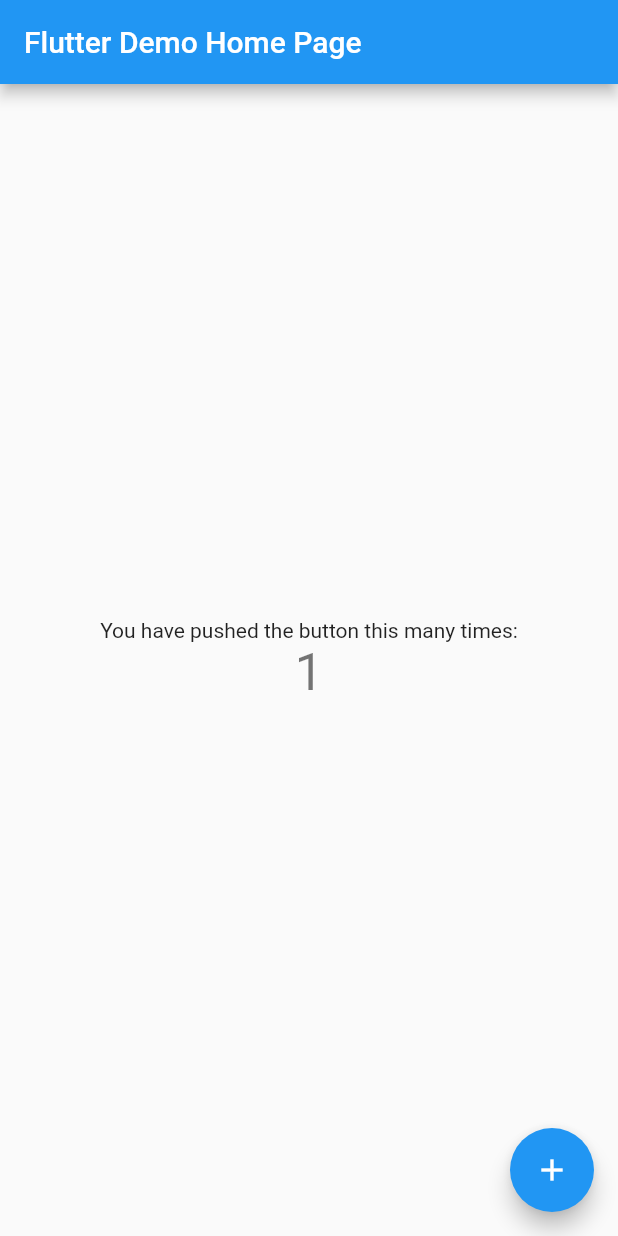
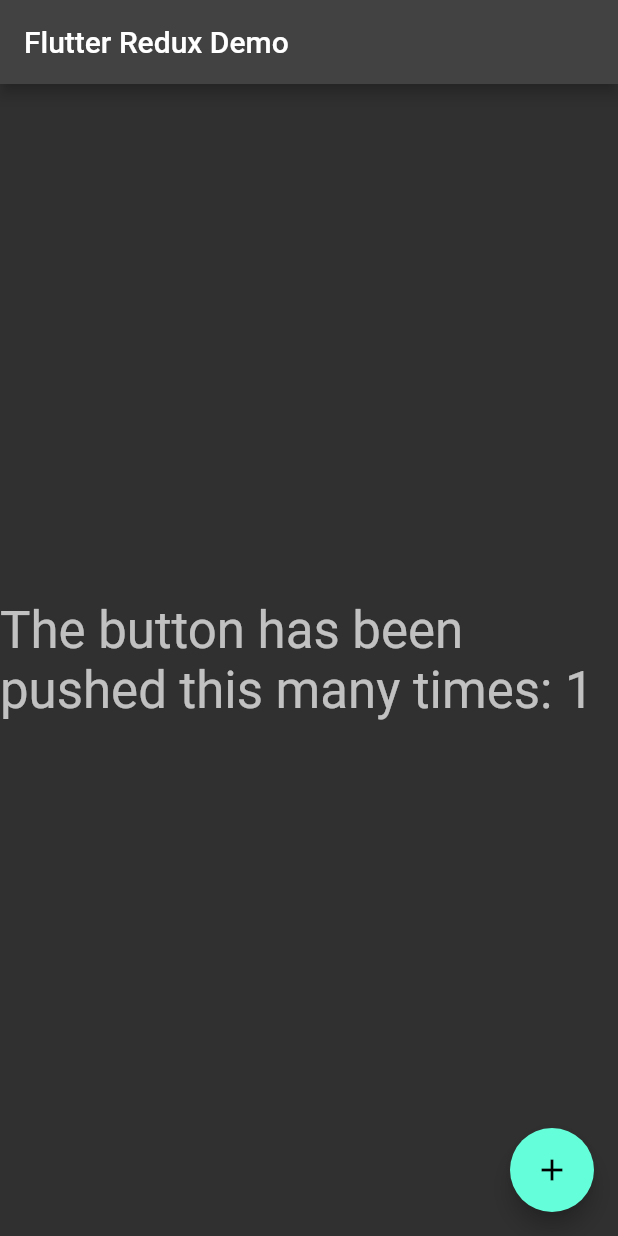
Before and after one commit to EngrTAHAR-Noureddine/Flutter_StateMangament, a Flutter app: the screen it shows after launch, after a tap on the "add" icon, on a phone screen of 412 x 824 dp. Run offline on Flutter 3.47's test engine with Material 2 defaults, Android fonts, the phone set to English and light mode, and no system bars; our stand-ins replace dio, flutter_redux, flutter_riverpod, redux.

Commit message:
add redux principals

```diff
--- a/my_redux_flutter/lib/main.dart
+++ b/my_redux_flutter/lib/main.dart
@@ -1,115 +1,109 @@
 import 'package:flutter/material.dart';
+import 'package:flutter_redux/flutter_redux.dart';
+import 'package:redux/redux.dart';
+
+// One simple action: Increment
+enum Actions { Increment }
+
+// The reducer, which takes the previous count and increments it in response
+// to an Increment action.
+int counterReducer(int state, dynamic action) {
+  if (action == Actions.Increment) {
+    return state + 1;
+  }
+
+  return state;
+}
 
 void main() {
-  runApp(const MyApp());
+  // Create your store as a final variable in the main function or inside a
+  // State object. This works better with Hot Reload than creating it directly
+  // in the `build` function.
+  final store = Store<int>(counterReducer, initialState: 0);
+
+  runApp(MyApp(
+    title: 'Flutter Redux Demo',
+    store: store,
+  ));
 }
 
 class MyApp extends StatelessWidget {
-  const MyApp({Key? key}) : super(key: key);
+  final Store<int> store;
+  final String title;
 
-  // This widget is the root of your application.
+  const MyApp({
+    Key? key,
+    required this.store,
+    required this.title,
+  }) : super(key: key);
+
   @override
   Widget build(BuildContext context) {
-    return MaterialApp(
-      title: 'Flutter Demo',
-      theme: ThemeData(
-        // This is the theme of your application.
-        //
-        // Try running your application with "flutter run". You'll see the
-        // application has a blue toolbar. Then, without quitting the app, try
-        // changing the primarySwatch below to Colors.green and then invoke
-        // "hot reload" (press "r" in the console where you ran "flutter run",
-        // or simply save your changes to "hot reload" in a Flutter IDE).
-        // Notice that the counter didn't reset back to zero; the application
-        // is not restarted.
-        primarySwatch: Colors.blue,
+    // The StoreProvider should wrap your MaterialApp or WidgetsApp. This will
+    // ensure all routes have access to the store.
+    return StoreProvider<int>(
+      // Pass the store to the StoreProvider. Any ancestor `StoreConnector`
+      // Widgets will find and use this value as the `Store`.
+      store: store,
+      child: MaterialApp(
+        theme: ThemeData.dark(),
+        title: title,
+        home: Scaffold(
+          appBar: AppBar(
+            title: Text(title),
+          ),
+          body: Center(
+            child: Column(
+              mainAxisAlignment: MainAxisAlignment.center,
+              children: [
+                // Connect the Store to a Text Widget that renders the current
+                // count.
+                //
+                // We'll wrap the Text Widget in a `StoreConnector` Widget. The
+                // `StoreConnector` will find the `Store` from the nearest
+                // `StoreProvider` ancestor, convert it into a String of the
+                // latest count, and pass that String  to the `builder` function
+                // as the `count`.
+                //
+                // Every time the button is tapped, an action is dispatched and
+                // run through the reducer. After the reducer updates the state,
+                // the Widget will be automatically rebuilt with the latest
+                // count. No need to manually manage subscriptions or Streams!
+                StoreConnector<int, String>(
+                  converter: (store) => store.state.toString(),
+                  builder: (context, count) {
+                    return Text(
+                      'The button has been pushed this many times: $count',
+                      style: Theme.of(context).textTheme.headline4,
+                    );
+                  },
+                )
+              ],
+            ),
+          ),
+          // Connect the Store to a FloatingActionButton. In this case, we'll
+          // use the Store to build a callback that will dispatch an Increment
+          // Action.
+          //
+          // Then, we'll pass this callback to the button's `onPressed` handler.
+          floatingActionButton: StoreConnector<int, VoidCallback>(
+            converter: (store) {
+              // Return a `VoidCallback`, which is a fancy name for a function
+              // with no parameters and no return value.
+              // It only dispatches an Increment action.
+              return () => store.dispatch(Actions.Increment);
+            },
+            builder: (context, callback) {
+              return FloatingActionButton(
+                // Attach the `callback` to the `onPressed` attribute
+                onPressed: callback,
+                tooltip: 'Increment',
+                child: const Icon(Icons.add),
+              );
+            },
+          ),
+        ),
       ),
-      home: const MyHomePage(title: 'Flutter Demo Home Page'),
     );
   }
 }
-
-class MyHomePage extends StatefulWidget {
-  const MyHomePage({Key? key, required this.title}) : super(key: key);
-
-  // This widget is the home page of your application. It is stateful, meaning
-  // that it has a State object (defined below) that contains fields that affect
-  // how it looks.
-
-  // This class is the configuration for the state. It holds the values (in this
-  // case the title) provided by the parent (in this case the App widget) and
-  // used by the build method of the State. Fields in a Widget subclass are
-  // always marked "final".
-
-  final String title;
-
-  @override
-  State<MyHomePage> createState() => _MyHomePageState();
-}
-
-class _MyHomePageState extends State<MyHomePage> {
-  int _counter = 0;
-
-  void _incrementCounter() {
-    setState(() {
-      // This call to setState tells the Flutter framework that something has
-      // changed in this State, which causes it to rerun the build method below
-      // so that the display can reflect the updated values. If we changed
-      // _counter without calling setState(), then the build method would not be
-      // called again, and so nothing would appear to happen.
-      _counter++;
-    });
-  }
-
-  @override
-  Widget build(BuildContext context) {
-    // This method is rerun every time setState is called, for instance as done
-    // by the _incrementCounter method above.
-    //
-    // The Flutter framework has been optimized to make rerunning build methods
-    // fast, so that you can just rebuild anything that needs updating rather
-    // than having to individually change instances of widgets.
-    return Scaffold(
-      appBar: AppBar(
-        // Here we take the value from the MyHomePage object that was created by
-        // the App.build method, and use it to set our appbar title.
-        title: Text(widget.title),
-      ),
-      body: Center(
-        // Center is a layout widget. It takes a single child and positions it
-        // in the middle of the parent.
-        child: Column(
-          // Column is also a layout widget. It takes a list of children and
-          // arranges them vertically. By default, it sizes itself to fit its
-          // children horizontally, and tries to be as tall as its parent.
-          //
-          // Invoke "debug painting" (press "p" in the console, choose the
-          // "Toggle Debug Paint" action from the Flutter Inspector in Android
-          // Studio, or the "Toggle Debug Paint" command in Visual Studio Code)
-          // to see the wireframe for each widget.
-          //
-          // Column has various properties to control how it sizes itself and
-          // how it positions its children. Here we use mainAxisAlignment to
-          // center the children vertically; the main axis here is the vertical
-          // axis because Columns are vertical (the cross axis would be
-          // horizontal).
-          mainAxisAlignment: MainAxisAlignment.center,
-          children: <Widget>[
-            const Text(
-              'You have pushed the button this many times:',
-            ),
-            Text(
-              '$_counter',
-              style: Theme.of(context).textTheme.headline4,
-            ),
-          ],
-        ),
-      ),
-      floatingActionButton: FloatingActionButton(
-        onPressed: _incrementCounter,
-        tooltip: 'Increment',
-        child: const Icon(Icons.add),
-      ), // This trailing comma makes auto-formatting nicer for build methods.
-    );
-  }
-}
--- /dev/null
+++ b/my_redux_flutter/lib/model/CartItem.dart
@@ -0,0 +1,6 @@
+class CartItem {
+  String name;
+  bool checked;
+
+  CartItem({required this.name, required this.checked});
+}
--- /dev/null
+++ b/my_redux_flutter/lib/redux/action/Actions.dart
@@ -0,0 +1,2 @@
+// ignore: constant_identifier_names
+enum CartAction { NEW_CART, LIST_CART, SET_CHECKING , LOADING , FAILURE }
--- a/my_redux_flutter/pubspec.yaml
+++ b/my_redux_flutter/pubspec.yaml
@@ -34,6 +34,9 @@
   # The following adds the Cupertino Icons font to your application.
   # Use with the CupertinoIcons class for iOS style icons.
   cupertino_icons: ^1.0.2
+  flutter_redux: ^0.10.0
+  redux: ^5.0.0
+  redux_thunk: ^0.4.0
 
 dev_dependencies:
   flutter_test:
```
Also changed, not shown: my_redux_flutter/lib/redux/reducer/AppReducer.dart (added, +10 -0 lines), my_redux_flutter/lib/redux/reducer/CartsReducer.dart (added, +31 -0 lines), my_redux_flutter/lib/redux/state/AppState.dart (added, +17 -0 lines), my_redux_flutter/lib/redux/state/CartsState.dart (added, +14 -0 lines), my_redux_flutter/pubspec.lock, 1 other file.
